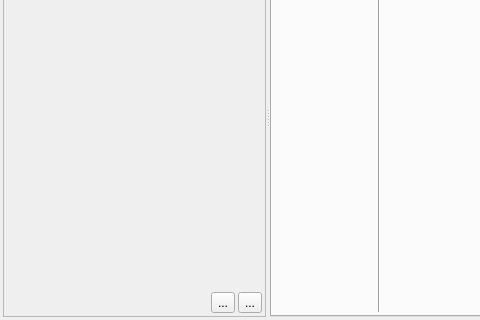
First picture: the form in src/qmapshack/gis/trk/IDetailsTrk.ui, repository kkarsten62/qmapshack, before the edit; both pictures show x 0 to 480 and y 152 to 472 of the 1045 by 472 pixel window.
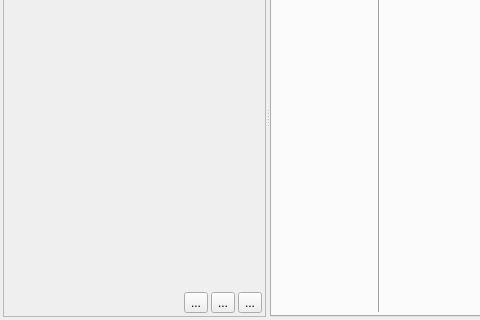
Second picture: the form after the edit. Icons and pictures are not drawn. Custom widgets are drawn as their Qt base class.

Commit message: Initial GUI setup for TrkPrintDialog. New Files: *  src/qmapshack/gis/trk/IDetailsTrk.ui *  src/qmapshack/print/CTrkPrintDialog.cpp *  src/qmapshack/print/CTrkPrintDialog.h

What changed in the file:
```diff
--- a/src/qmapshack/gis/trk/IDetailsTrk.ui
+++ b/src/qmapshack/gis/trk/IDetailsTrk.ui
@@ -395,6 +395,23 @@
             </property>
            </spacer>
           </item>
+          <item>
+           <widget class="QToolButton" name="toolTrkPrint">
+            <property name="text">
+             <string>...</string>
+            </property>
+            <property name="icon">
+             <iconset resource="../../resources.qrc">
+              <normaloff>:/icons/48x48/Print.png</normaloff>:/icons/48x48/Print.png</iconset>
+            </property>
+            <property name="iconSize">
+             <size>
+              <width>22</width>
+              <height>22</height>
+             </size>
+            </property>
+           </widget>
+          </item>
           <item>
            <widget class="QToolButton" name="toolHeartRateZones">
             <property name="text">
```
Left out of the diff: 4 changed lines with no effect on the pictures. The commit also changes 6 other files.
